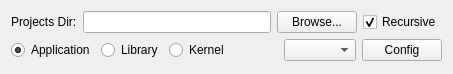
The window that Src/Tools/ConfigProject/configproject.ui (alexanderhmw/RobotSDK_v3.0) describes before a commit, drawn with Qt 5.
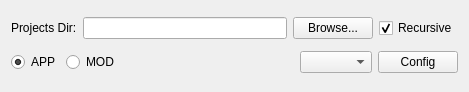
The same window after the commit.

What changed in the file:
```diff
--- a/Src/Tools/ConfigProject/configproject.ui
+++ b/Src/Tools/ConfigProject/configproject.ui
@@ -6,8 +6,8 @@
    <rect>
     <x>0</x>
     <y>0</y>
-    <width>453</width>
-    <height>74</height>
+    <width>469</width>
+    <height>92</height>
    </rect>
   </property>
   <property name="windowTitle">
@@ -51,7 +51,7 @@
       <item>
        <widget class="QRadioButton" name="Application">
         <property name="text">
-         <string>Application</string>
+         <string>APP</string>
         </property>
         <property name="checked">
          <bool>true</bool>
@@ -64,14 +64,7 @@
       <item>
        <widget class="QRadioButton" name="Library">
         <property name="text">
-         <string>Library</string>
-        </property>
-       </widget>
-      </item>
-      <item>
-       <widget class="QRadioButton" name="Kernel">
-        <property name="text">
-         <string>Kernel</string>
+         <string>MOD</string>
         </property>
        </widget>
       </item>
```
Left out of the diff: 4 changed lines with no effect on the pictures.
